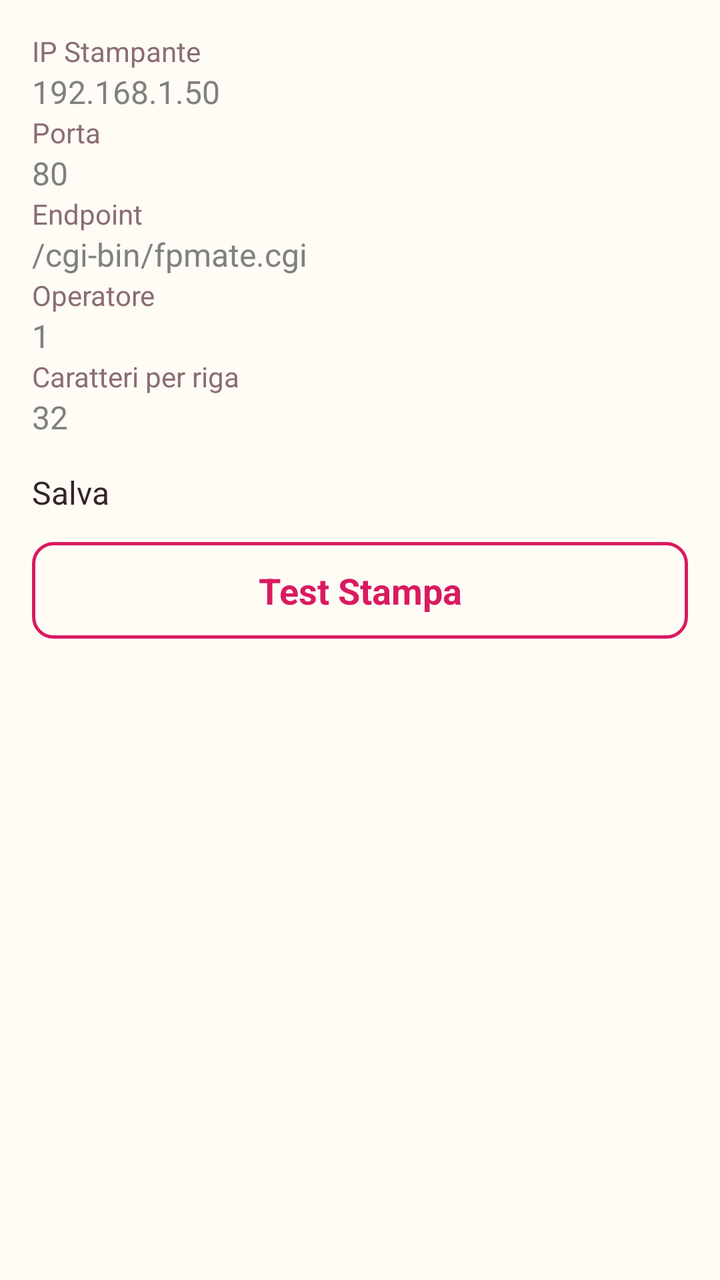
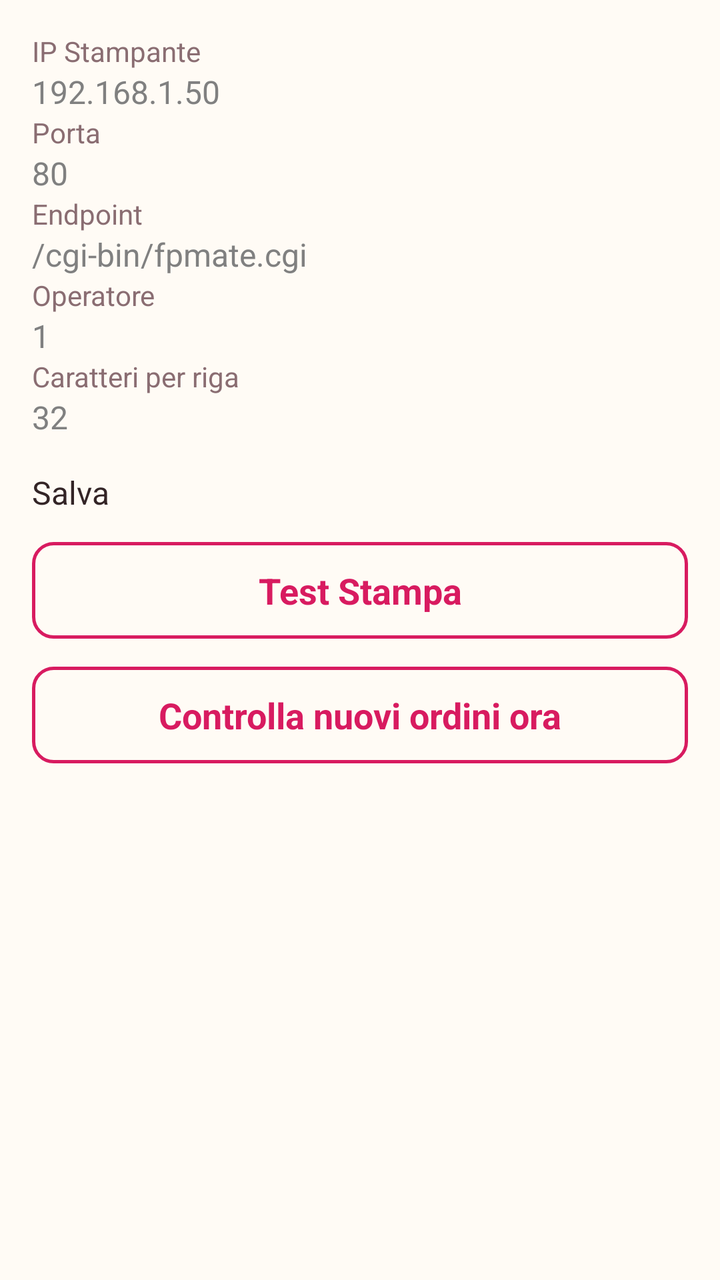

Compare the two renders of this Android layout. The source of the first and the diff that turns it into the second are given below.
<!-- AndroidManifest.xml: application theme AppTheme -->
<!-- res/layout/activity_settings.xml -->
<?xml version="1.0" encoding="utf-8"?>
<ScrollView xmlns:android="http://schemas.android.com/apk/res/android"
    android:layout_width="match_parent"
    android:layout_height="match_parent">

    <LinearLayout
        android:layout_width="match_parent"
        android:layout_height="wrap_content"
        android:orientation="vertical"
        android:padding="16dp">

        <TextView
            android:layout_width="match_parent"
            android:layout_height="wrap_content"
            android:text="@string/printer_ip" />
        <EditText
            android:id="@+id/editIp"
            android:layout_width="match_parent"
            android:layout_height="wrap_content"
            android:inputType="text"
            android:hint="192.168.1.50" />

        <TextView
            android:layout_width="match_parent"
            android:layout_height="wrap_content"
            android:text="@string/printer_port" />
        <EditText
            android:id="@+id/editPort"
            android:layout_width="match_parent"
            android:layout_height="wrap_content"
            android:inputType="number"
            android:hint="80" />

        <TextView
            android:layout_width="match_parent"
            android:layout_height="wrap_content"
            android:text="@string/printer_endpoint" />
        <EditText
            android:id="@+id/editEndpoint"
            android:layout_width="match_parent"
            android:layout_height="wrap_content"
            android:inputType="text"
            android:hint="/cgi-bin/fpmate.cgi" />

        <TextView
            android:layout_width="match_parent"
            android:layout_height="wrap_content"
            android:text="@string/printer_operator" />
        <EditText
            android:id="@+id/editOperator"
            android:layout_width="match_parent"
            android:layout_height="wrap_content"
            android:inputType="text"
            android:hint="1" />

        <TextView
            android:layout_width="match_parent"
            android:layout_height="wrap_content"
            android:text="@string/printer_max_line_chars" />
        <EditText
            android:id="@+id/editMaxLineChars"
            android:layout_width="match_parent"
            android:layout_height="wrap_content"
            android:inputType="number"
            android:hint="32" />

        <Button
            android:id="@+id/btnSave"
            android:layout_width="match_parent"
            android:layout_height="wrap_content"
            android:layout_marginTop="16dp"
            android:layout_marginBottom="10dp"
            android:text="@string/save" />

        <Button
            android:id="@+id/btnTestPrint"
            style="@style/AppButton.Outline"
            android:layout_width="match_parent"
            android:layout_height="wrap_content"
            android:text="@string/test_print" />

    </LinearLayout>
</ScrollView>
<!-- resources referenced by this layout -->
<resources>
  <string name="printer_endpoint">Endpoint</string>
  <string name="printer_ip">IP Stampante</string>
  <string name="printer_max_line_chars">Caratteri per riga</string>
  <string name="printer_operator">Operatore</string>
  <string name="printer_port">Porta</string>
  <string name="save">Salva</string>
  <string name="test_print">Test Stampa</string>
  <style name="AppButton.Outline">
          <item name="android:background">@drawable/bg_button_outline</item>
          <item name="android:textColor">@color/MimosaPink</item>
      </style>
  <!-- drawable bg_button_outline (drawable) -->
  <?xml version="1.0" encoding="utf-8"?>
  <selector xmlns:android="http://schemas.android.com/apk/res/android">
      <item android:state_pressed="true" android:drawable="@drawable/shape_button_outline_pressed" />
      <item android:drawable="@drawable/shape_button_outline" />
  </selector>
  <color name="MimosaPink">#D81B60</color>
  <color name="MimosaCream">#FFFBF5</color>
  <style name="AppActionBar" parent="android:Widget.Holo.Light.ActionBar">
          <item name="android:background">@color/MimosaPink</item>
          <item name="android:titleTextStyle">@style/AppActionBarTitle</item>
      </style>
  <color name="TextDark">#332426</color>
  <color name="TextMuted">#8A6D72</color>
  <style name="AppSpinnerItem" parent="android:Widget.Holo.Light.TextView.SpinnerItem">
          <item name="android:textColor">@color/TextDark</item>
          <item name="android:paddingTop">10dp</item>
          <item name="android:paddingBottom">10dp</item>
      </style>
  <!-- drawable shape_button_outline_pressed (drawable) -->
  <?xml version="1.0" encoding="utf-8"?>
  <shape xmlns:android="http://schemas.android.com/apk/res/android" android:shape="rectangle">
      <solid android:color="@color/Divider" />
      <stroke android:width="1.5dp" android:color="@color/MimosaPink" />
      <corners android:radius="10dp" />
  </shape>
  <!-- drawable shape_button_outline (drawable) -->
  <?xml version="1.0" encoding="utf-8"?>
  <shape xmlns:android="http://schemas.android.com/apk/res/android" android:shape="rectangle">
      <solid android:color="@color/MimosaCream" />
      <stroke android:width="1.5dp" android:color="@color/MimosaPink" />
      <corners android:radius="10dp" />
  </shape>
  <style name="AppActionBarTitle" parent="android:TextAppearance.Holo.Widget.ActionBar.Title">
          <item name="android:textColor">@color/White</item>
      </style>
  <!-- drawable bg_button (drawable) -->
  <?xml version="1.0" encoding="utf-8"?>
  <selector xmlns:android="http://schemas.android.com/apk/res/android">
      <item android:state_enabled="false" android:drawable="@drawable/shape_button_disabled" />
      <item android:state_pressed="true" android:drawable="@drawable/shape_button_pressed" />
      <item android:drawable="@drawable/shape_button_normal" />
  </selector>
  <color name="White">#FFFFFF</color>
  <color name="Divider">#F0DEE2</color>
  <!-- drawable shape_button_disabled (drawable) -->
  <?xml version="1.0" encoding="utf-8"?>
  <shape xmlns:android="http://schemas.android.com/apk/res/android" android:shape="rectangle">
      <solid android:color="#D9BFC7" />
      <corners android:radius="10dp" />
  </shape>
  <!-- drawable shape_button_pressed (drawable) -->
  <?xml version="1.0" encoding="utf-8"?>
  <shape xmlns:android="http://schemas.android.com/apk/res/android" android:shape="rectangle">
      <solid android:color="@color/MimosaPinkDark" />
      <corners android:radius="10dp" />
  </shape>
  <!-- drawable shape_button_normal (drawable) -->
  <?xml version="1.0" encoding="utf-8"?>
  <shape xmlns:android="http://schemas.android.com/apk/res/android" android:shape="rectangle">
      <solid android:color="@color/MimosaPink" />
      <corners android:radius="10dp" />
  </shape>
  <color name="MimosaPinkDark">#A80F48</color>
</resources>

<!-- the commit's change to res/layout/activity_settings.xml (unified diff, before → after) -->
@@ -77,7 +77,15 @@
             style="@style/AppButton.Outline"
             android:layout_width="match_parent"
             android:layout_height="wrap_content"
+            android:layout_marginBottom="10dp"
             android:text="@string/test_print" />
+
+        <Button
+            android:id="@+id/btnCheckOrdersNow"
+            style="@style/AppButton.Outline"
+            android:layout_width="match_parent"
+            android:layout_height="wrap_content"
+            android:text="@string/check_orders_now" />
 
     </LinearLayout>
 </ScrollView>
<!-- resource entries referenced after the edit -->
@@ -1,5 +1,6 @@
 <!-- resources referenced by this layout -->
 <resources>
+  <string name="check_orders_now">Controlla nuovi ordini ora</string>
   <string name="printer_endpoint">Endpoint</string>
   <string name="printer_ip">IP Stampante</string>
   <string name="printer_max_line_chars">Caratteri per riga</string>
